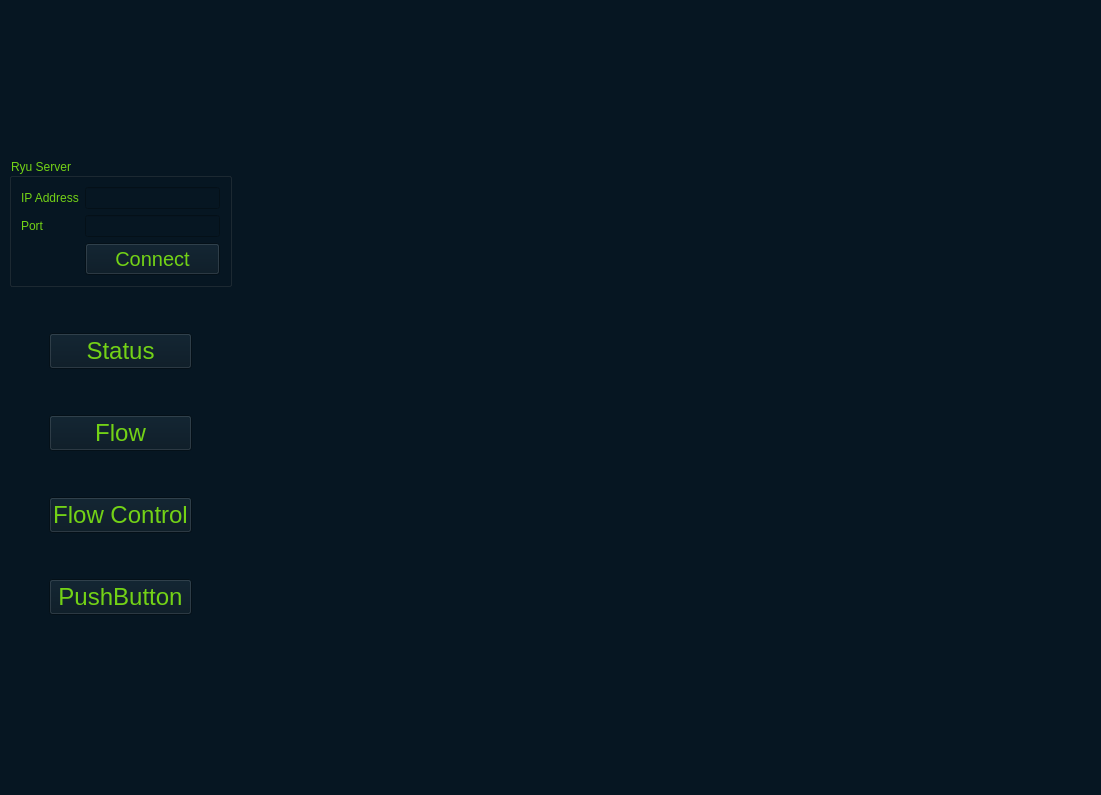
Old version of the form GUI/flowmanager.ui in the repository Gaopeng-Bai/QT_flowmanager.
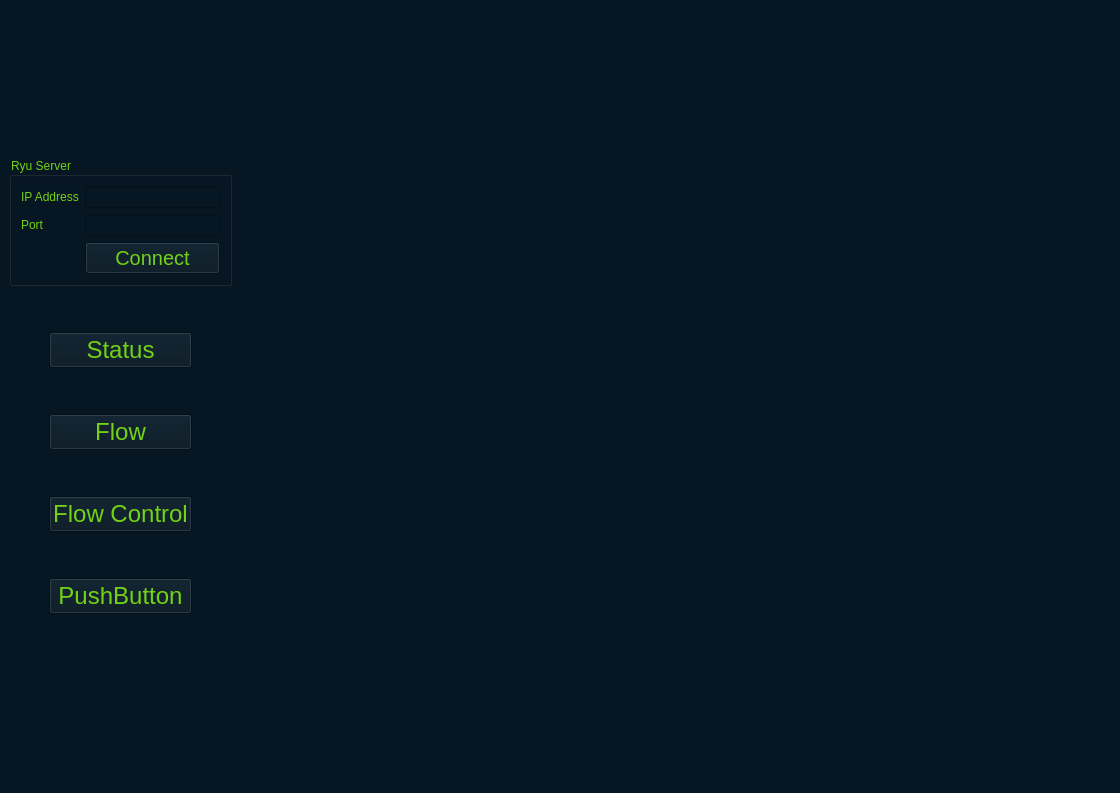
New version of the form.

```diff
--- a/GUI/flowmanager.ui
+++ b/GUI/flowmanager.ui
@@ -6,8 +6,8 @@
    <rect>
     <x>0</x>
     <y>0</y>
-    <width>1101</width>
-    <height>795</height>
+    <width>1120</width>
+    <height>793</height>
    </rect>
   </property>
   <property name="windowTitle">
```
Left out of the diff: 2 changed lines with no effect on the pictures.
